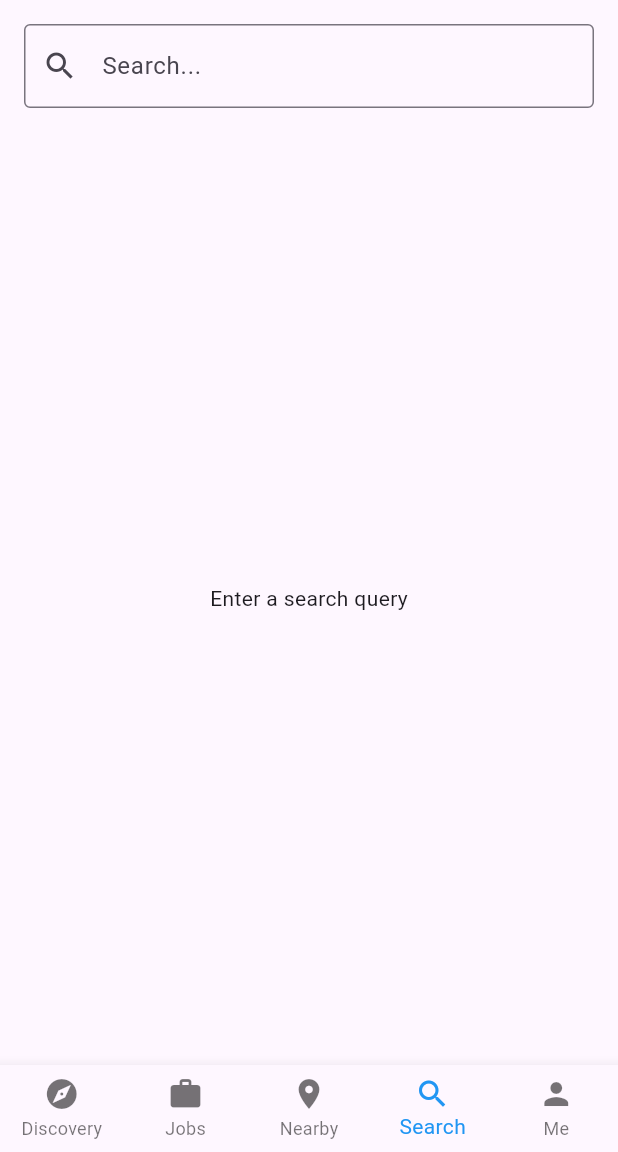
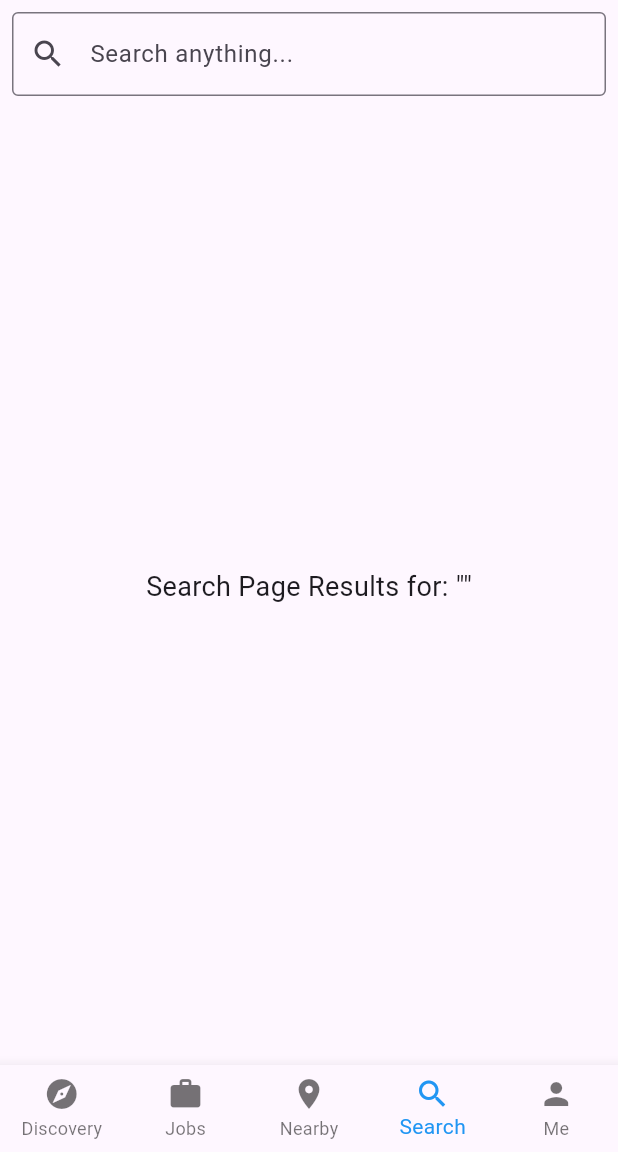
Before and after one commit to bananaNuggets75/freelancing-app-CPU, a Flutter app: the HomePage screen opened by its route, item 4 of the bottom bar chosen, on a phone screen of 412 x 824 dp, the part 84-1236 px from its top. Run offline on Flutter 3.47's test engine with Material 3 defaults, Android fonts, the phone set to English and light mode, and no system bars.

```diff
--- a/freelancing_app/lib/home_page.dart
+++ b/freelancing_app/lib/home_page.dart
@@ -1,4 +1,5 @@
 import 'package:flutter/material.dart';
+import 'package:freelancing_app/search/filters_widget.dart';
 import 'profile_page.dart';
 
 class HomePage extends StatefulWidget {
@@ -10,58 +11,90 @@ class HomePage extends StatefulWidget {
 
 class _HomePageState extends State<HomePage> {
   int _selectedIndex = 0;
-  String searchQuery = '';
+  String _discoverySearchQuery = '';
+  String _searchPageQuery = '';
 
   void _onItemTapped(int index) {
     setState(() {
       _selectedIndex = index;
     });
-    print("Selected Index: $index");
   }
 
-  Widget _searchPage() {
+  Widget _getSelectedPage() {
+    switch (_selectedIndex) {
+      case 0:
+        return _buildDiscoveryPage();
+      case 1:
+        return Center(child: Text('Jobs Page'));
+      case 2:
+        return Center(child: Text('Nearby Page'));
+      case 3:
+        return _buildSearchPage();
+      case 4:
+        return ProfilePage();
+      default:
+        return Center(child: Text('Discovery Page'));
+    }
+  }
+
+  Widget _buildDiscoveryPage() {
     return Column(
       children: [
         Padding(
-          padding: const EdgeInsets.all(16.0),
+          padding: const EdgeInsets.all(8.0),
           child: TextField(
             decoration: InputDecoration(
-              labelText: 'Search...',
+              hintText: 'Search jobs, skills, etc.',
               border: OutlineInputBorder(),
               prefixIcon: Icon(Icons.search),
             ),
-            onChanged: (query) {
+            onChanged: (value) {
               setState(() {
-                searchQuery = query;
+                _discoverySearchQuery = value;
               });
-              print("Searching for: $query");
             },
           ),
         ),
         Expanded(
-          child: searchQuery.isEmpty
-              ? Center(child: Text('Enter a search query'))
-              : Center(child: Text('Results for "$searchQuery"')), // Placeholder for search results
+          child: Center(
+            child: Text(
+              'Discovery Results for: "$_discoverySearchQuery"',
+              style: TextStyle(fontSize: 18),
+            ),
+          ),
         ),
       ],
     );
   }
 
-  Widget _getSelectedPage() {
-    switch (_selectedIndex) {
-      case 0:
-        return Center(child: Text('Discovery Page'));
-      case 1:
-        return Center(child: Text('Jobs Page'));
-      case 2:
-        return Center(child: Text('Nearby Page'));
-      case 3:
-        return _searchPage(); // Display search functionality on Search Page
-      case 4:
-        return ProfilePage();
-      default:
-        return Center(child: Text('Discovery Page'));
-    }
+  Widget _buildSearchPage() {
+    return Column(
+      children: [
+        Padding(
+          padding: const EdgeInsets.all(8.0),
+          child: TextField(
+            decoration: InputDecoration(
+              hintText: 'Search anything...',
+              border: OutlineInputBorder(),
+              prefixIcon: Icon(Icons.search),
+            ),
+            onChanged: (value) {
+              setState(() {
+                _searchPageQuery = value;
+              });
+            },
+          ),
+        ),
+        Expanded(
+          child: Center(
+            child: Text(
+              'Search Page Results for: "$_searchPageQuery"',
+              style: TextStyle(fontSize: 18),
+            ),
+          ),
+        ),
+      ],
+    );
   }
 
   @override
@@ -74,7 +107,7 @@ class _HomePageState extends State<HomePage> {
           IconButton(
             icon: const Icon(Icons.filter_alt),
             onPressed: () {
-              // Open filter dialog or navigate to filter options
+              _openFilterDialog();
             },
           ),
         ],
@@ -110,4 +143,20 @@ class _HomePageState extends State<HomePage> {
       ),
     );
   }
+
+  // Method to open filter dialog
+  void _openFilterDialog() {
+    showDialog(
+      context: context,
+      builder: (BuildContext context) {
+        return AlertDialog(
+          content: FiltersWidget(
+            onApplyFilters: (filters) {
+              print("Applied Filters: $filters");
+            },
+          ),
+        );
+      },
+    );
+  }
 }
```
